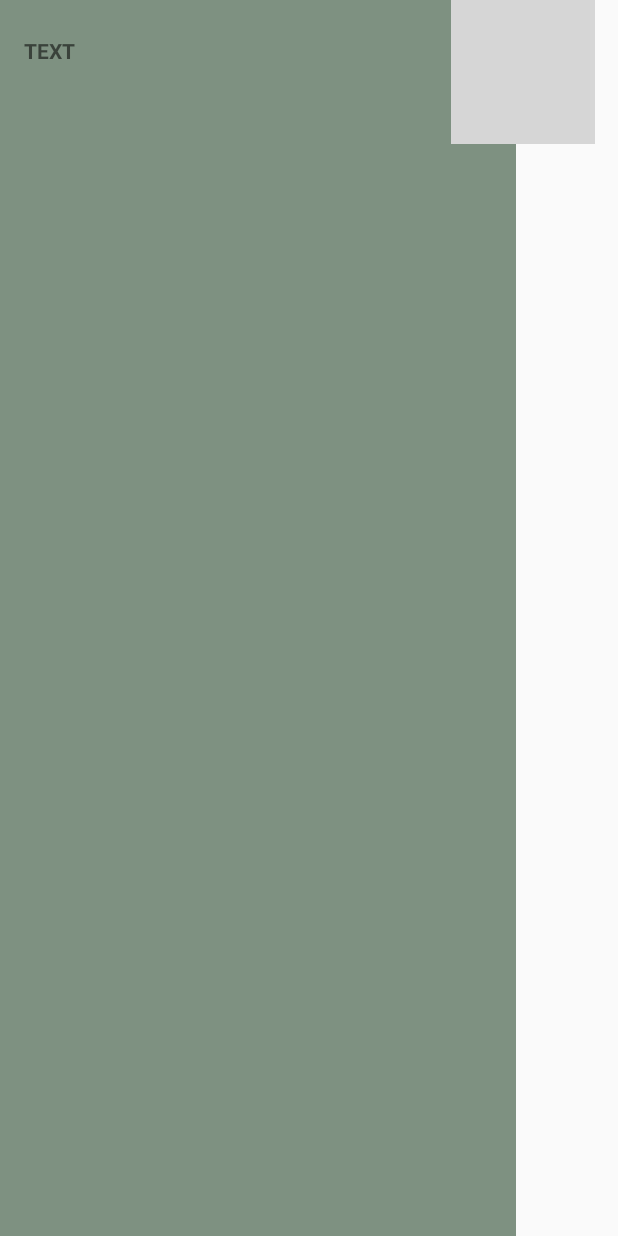
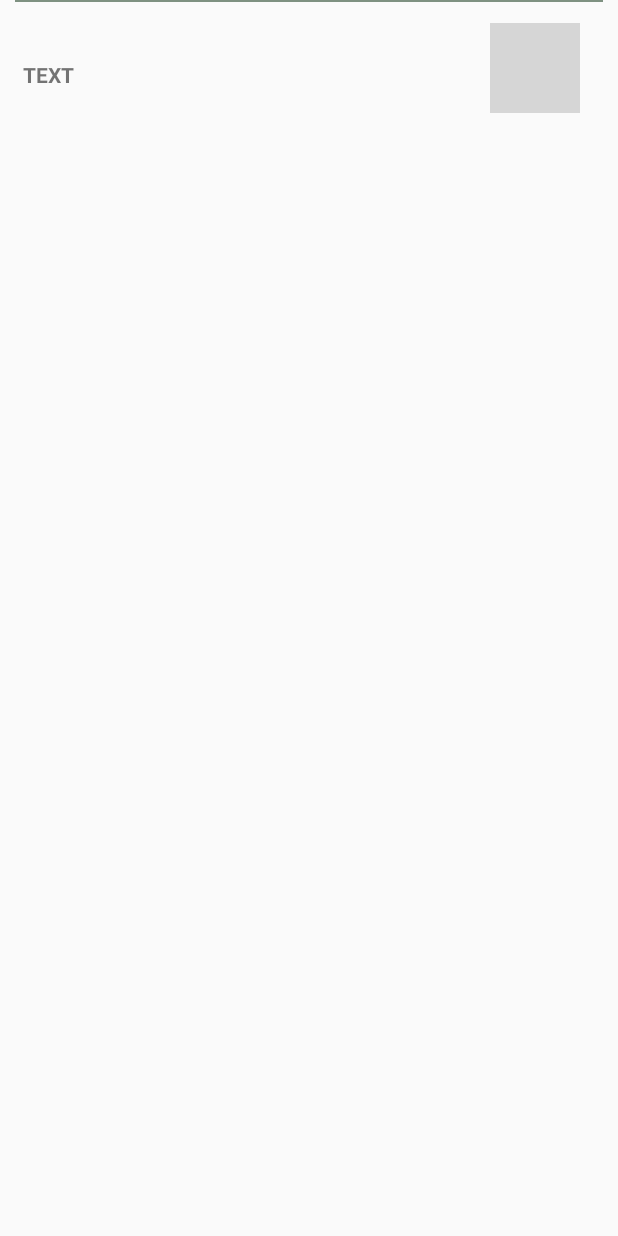
Before and after one commit to almudawwar/GithubApi, an Android app: the layout list_item_layout.xml on its own in the app's theme, with its tools: preview values and no code run, on a phone screen of 412 x 824 dp. Run offline under Robolectric (Android 15) with nearby library versions, the phone set to English and light mode, and no system bars; grey boxes are pictures that could not be loaded.

Commit message:
Added Picasso to load user avatars.

```diff
--- a/app/build.gradle
+++ b/app/build.gradle
@@ -39,4 +39,7 @@ dependencies {
 
     compile 'com.android.support:design:24.2.0'
     compile 'com.android.support.constraint:constraint-layout:1.0.2'
+
+    //Picasso
+    compile 'com.squareup.picasso:picasso:2.5.2'
 }
--- a/app/src/main/java/com/example/rodrigo/githubapi/Activities/MainActivity.java
+++ b/app/src/main/java/com/example/rodrigo/githubapi/Activities/MainActivity.java
@@ -48,7 +48,7 @@ public class MainActivity extends AppCompatActivity implements MyRecycleAdapter.
 
         mTabLayout = (TabLayout) findViewById(R.id.tabs);
 
-        mAdapter = new MyRecycleAdapter(mSearchItemList, this);
+        mAdapter = new MyRecycleAdapter(mSearchItemList, this, this);
         RecyclerView.LayoutManager layoutManager = new LinearLayoutManager(this);
 
         mRecyclerView.setLayoutManager(layoutManager);
--- a/app/src/main/res/layout/list_item_layout.xml
+++ b/app/src/main/res/layout/list_item_layout.xml
@@ -6,10 +6,14 @@
     xmlns:app="http://schemas.android.com/apk/res-auto">
 
     <View
-        android:layout_width="344dp"
-        android:layout_height="0dp"
+        android:layout_width="0dp"
+        android:layout_height="1dp"
         android:background="@color/colorAccent"
-        app:layout_constraintTop_toTopOf="parent" />
+        app:layout_constraintTop_toTopOf="parent"
+        app:layout_constraintLeft_toLeftOf="parent"
+        app:layout_constraintRight_toRightOf="parent"
+        android:layout_marginLeft="@dimen/line_margin"
+        android:layout_marginRight="@dimen/line_margin"/>
 
     <TextView
         android:layout_width="wrap_content"
@@ -18,18 +22,25 @@
         android:layout_alignParentLeft="true"
         android:textStyle="bold"
         android:text="TEXT"
-        android:layout_marginLeft="16dp"
+        android:layout_marginLeft="@dimen/text_margin_left"
         app:layout_constraintLeft_toLeftOf="parent"
         app:layout_constraintTop_toTopOf="parent"
-        android:layout_marginTop="24dp" />
+        android:layout_marginTop="@dimen/text_margin_top"
+        app:layout_constraintRight_toLeftOf="@+id/avatar_preview"
+        app:layout_constraintHorizontal_bias="0.0" />
 
     <ImageView
-        android:id="@+id/imageView"
-        android:layout_width="wrap_content"
-        android:layout_height="wrap_content"
-        app:srcCompat="@drawable/ic_user"
+        android:id="@+id/avatar_preview"
+        android:layout_width="@dimen/avatar_prev_dim"
+        android:layout_height="@dimen/avatar_prev_dim"
+        android:src="@drawable/ic_user"
+        app:layout_constraintTop_toTopOf="parent"
         app:layout_constraintRight_toRightOf="parent"
-        android:layout_marginRight="15dp" />
+        android:layout_marginRight="@dimen/avatar_prev_margin_right"
+        android:layout_marginTop="@dimen/avatar_prev_vertical_margin"
+        app:layout_constraintBottom_toBottomOf="parent"
+        android:layout_marginBottom="@dimen/avatar_prev_vertical_margin"
+        app:layout_constraintVertical_bias="1.0" />
 
 
 </android.support.constraint.ConstraintLayout>
--- a/app/src/main/res/values/dimens.xml
+++ b/app/src/main/res/values/dimens.xml
@@ -7,4 +7,12 @@
     <dimen name="logo_margin">15dp</dimen>
     <dimen name="search_margin">10dp</dimen>
     <dimen name="tabs_margin">8dp</dimen>
+
+    <!--list items-->
+    <dimen name="avatar_prev_dim">60dp</dimen>
+    <dimen name="avatar_prev_margin_right">25dp</dimen>
+    <dimen name="avatar_prev_vertical_margin">15dp</dimen>
+    <dimen name="text_margin_left">15dp</dimen>
+    <dimen name="text_margin_top">40dp</dimen>
+    <dimen name="line_margin">10dp</dimen>
 </resources>
```
Also changed, not shown: app/src/main/java/com/example/rodrigo/githubapi/Classes/Repository.java (+4 -4 lines), app/src/main/java/com/example/rodrigo/githubapi/MyRecycleAdapter.java (+20 -8 lines).
